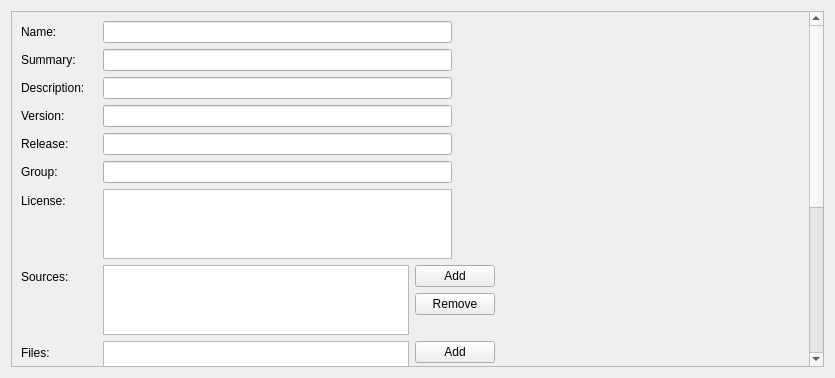
The window that src/plugins/mer/yamleditorwidget.ui (sailfishos/sailfish-qtcreator) describes before a commit, drawn with Qt 5.
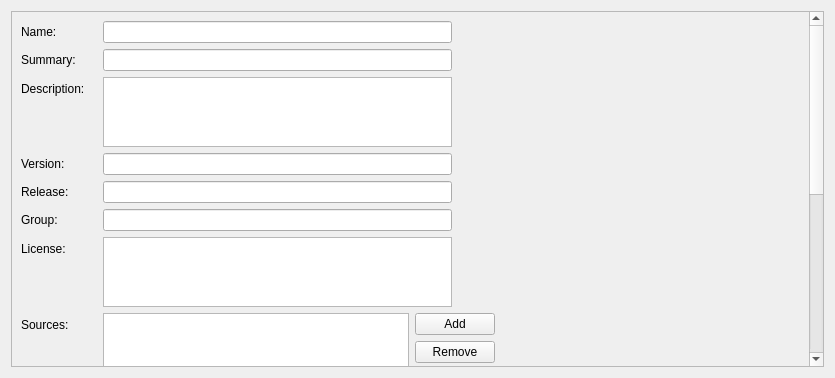
The same window after the commit.

Diff of the .ui file:
```diff
--- a/src/plugins/mer/yamleditorwidget.ui
+++ b/src/plugins/mer/yamleditorwidget.ui
@@ -35,9 +35,9 @@
       <property name="geometry">
        <rect>
         <x>0</x>
-        <y>0</y>
+        <y>-279</y>
         <width>798</width>
-        <height>708</height>
+        <height>758</height>
        </rect>
       </property>
       <layout class="QFormLayout" name="formLayout">
@@ -105,7 +105,7 @@
        <item row="2" column="1">
         <layout class="QHBoxLayout" name="horizontalLayout_3">
          <item>
-          <widget class="QLineEdit" name="lineEdit_4"/>
+          <widget class="QTextEdit" name="descriptionTextEdit"/>
          </item>
          <item>
           <spacer name="horizontalSpacer_3">
```
Left out of the diff: 66 changed lines with no effect on the pictures.
